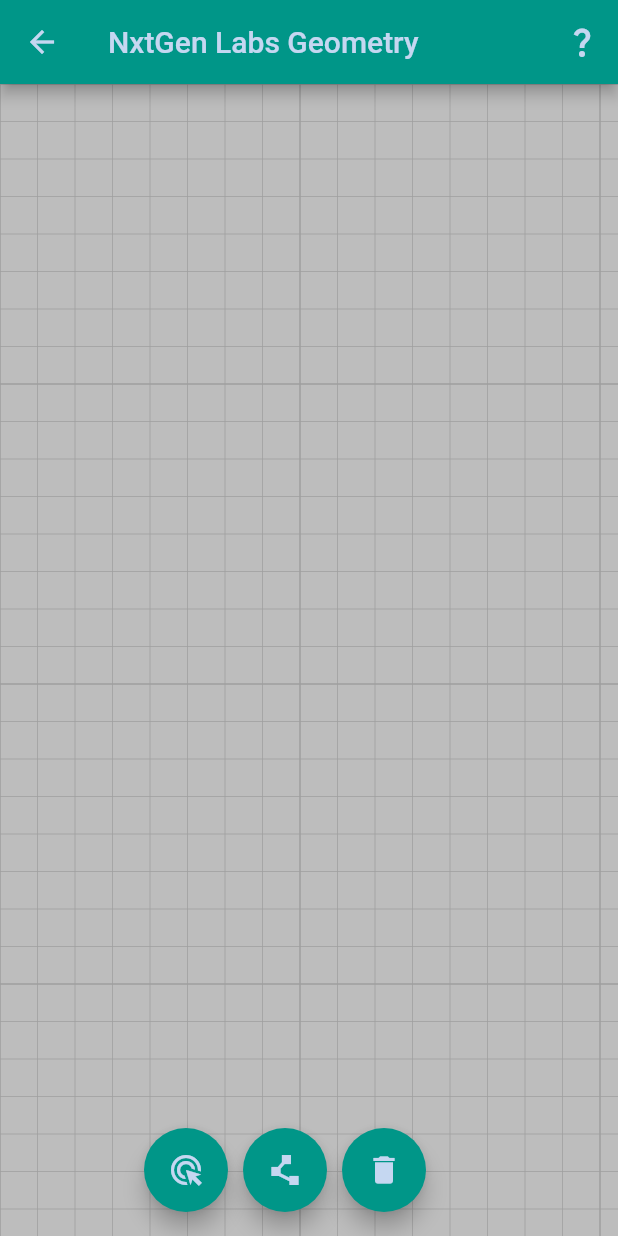
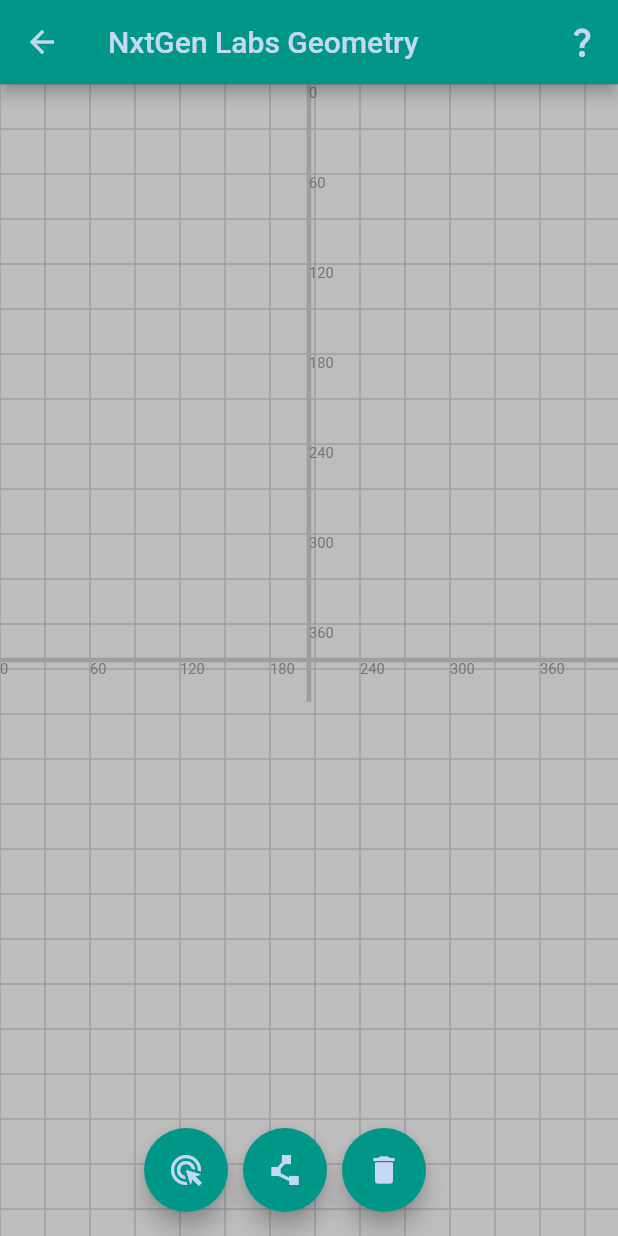
Before and after one commit to donald-88/math_geo, a Flutter app: the Transformations screen opened by its route, after a tap on the "question mark" icon, on a phone screen of 412 x 824 dp. Run offline on Flutter 3.47's test engine with Material 2 defaults, Android fonts, the phone set to English and light mode, and no system bars.

Commit message:
need to fix grid

```diff
--- a/lib/canvas/painter.dart
+++ b/lib/canvas/painter.dart
@@ -1,24 +1,20 @@
-
 import 'package:flutter/material.dart';
 import 'dart:ui';
 
 class LinePainter extends ChangeNotifier implements CustomPainter {
-
   var strokes = <List<Offset>>[];
   var points = <Offset>[];
   bool hitTest(Offset position) => true;
 
-void startStroke(Offset position){
+  void startStroke(Offset position) {
     print("start stroke");
     strokes.add([position]);
     points.add(position);
     notifyListeners();
   }
 
-
   @override
-void paint(Canvas canvas, Size size){
-
+  void paint(Canvas canvas, Size size) {
     Paint strokePaint = Paint();
     strokePaint.color = Colors.teal;
     strokePaint.style = PaintingStyle.stroke;
@@ -29,20 +25,18 @@ void paint(Canvas canvas, Size size){
     pointPaint.color = Colors.teal;
     pointPaint.strokeCap = StrokeCap.round;
 
-
-
-  for (var stroke in strokes){
-    canvas.drawPoints(PointMode.points,stroke, pointPaint);
+    for (var stroke in strokes) {
+      canvas.drawPoints(PointMode.points, stroke, pointPaint);
       Path strokePath = Path();
       strokePath.addPolygon(points, true);
       canvas.drawPath(strokePath, strokePaint);
+      print('my points: ${points}');
     }
   }
 
-bool shouldRepaint(covariant CustomPainter oldDelegate){
+  bool shouldRepaint(covariant CustomPainter oldDelegate) {
     return true;
   }
-
 
   @override
   bool shouldRebuildSemantics(covariant CustomPainter oldDelegate) => false;
@@ -50,6 +44,4 @@ bool shouldRebuildSemantics(covariant CustomPainter oldDelegate) => false;
   @override
   // TODO: implement semanticsBuilder
   SemanticsBuilderCallback? get semanticsBuilder => null;
-
-
 }
--- a/lib/pages/topics/transformations/levels.dart
+++ b/lib/pages/topics/transformations/levels.dart
@@ -2,10 +2,6 @@ import 'package:flutter/material.dart';
 import '../../../widgets/option.dart';
 
 class TransFormationsLevels extends StatelessWidget {
-
-  List<String> levels = [
-    '1','2','3'
-  ];
   @override
   Widget build(BuildContext context) {
     return Container(
@@ -13,20 +9,31 @@ class TransFormationsLevels extends StatelessWidget {
       child: Column(
         mainAxisAlignment: MainAxisAlignment.spaceEvenly,
         children: [
-          Option(text: 'Level 1', route: () => Navigator.pushNamed(context, './pages/topics/transformations/main'), width: 200),
-          Option(text: 'Level 2', route: (){}, width: 200),
-          Option(text: 'Level 3', route: (){}, width: 200),
-          Option(text: 'Level 3', route: (){}, width: 200),
+          Option(
+              text: 'Level 1',
+              route: () => Navigator.pushNamed(
+                  context, './pages/topics/transformations/main'),
+              width: 200),
+          Option(text: 'Level 2', route: () {}, width: 200),
+          Option(text: 'Level 3', route: () {}, width: 200),
+          Option(text: 'Level 3', route: () {}, width: 200),
         ],
       ),
     );
-
   }
 }
 
-class Levels{
+class Levels {
   String level;
   String question;
+  String rating;
+  List<Offset> coordinatesTos;
+  List<Offset> coordinatesToAns;
 
-  Levels({required this.level, required this.question});
+  Levels(
+      {required this.level,
+      required this.question,
+      required this.rating,
+      required this.coordinatesTos,
+      required this.coordinatesToAns});
 }
--- a/lib/pages/topics/transformations/main.dart
+++ b/lib/pages/topics/transformations/main.dart
@@ -1,6 +1,5 @@
 import 'package:flutter/material.dart';
 import 'package:math_geometry/widgets/toolbar.dart';
-
 import '../../../canvas/painter.dart';
 import '../../../widgets/grid.dart';
 
@@ -11,20 +10,24 @@ class Transformations extends StatefulWidget {
   State<Transformations> createState() => _TransformationsState();
 }
 
-
 class _TransformationsState extends State<Transformations> {
   late GestureDetector touch;
   late CustomPaint canvas;
   late LinePainter linePainter;
 
-  void onPanStart(DragStartDetails details){
+  bool _dragging = false;
+  // bool _touchingPoint(Offset x, Offset y) {
+//   DragStartDetails details;
+//  return x >= details.localPosition && x <= details.localPosition;
+// }
+
+  void onPanStart(DragStartDetails details) {
     print(details.localPosition);
     linePainter.startStroke(details.localPosition);
   }
 
-
   @override
-  void initState(){
+  void initState() {
     super.initState();
     linePainter = LinePainter();
   }
@@ -34,10 +37,10 @@ class _TransformationsState extends State<Transformations> {
     return Scaffold(
       appBar: AppBar(
         backgroundColor: Theme.of(context).primaryColor,
-        foregroundColor: Color.fromARGB(224, 224, 224, 255),
-        title: Text('NxtGen Labs Geometry'),
+        foregroundColor: const Color.fromARGB(224, 224, 224, 255),
+        title: const Text('NxtGen Labs Geometry'),
         actions: [
-          IconButton(onPressed: (){}, icon: Icon(Icons.question_mark))
+          IconButton(onPressed: () {}, icon: const Icon(Icons.question_mark))
         ],
       ),
       floatingActionButton: const ToolBar(),
@@ -45,18 +48,15 @@ class _TransformationsState extends State<Transformations> {
         onPanStart: onPanStart,
         child: RepaintBoundary(
           child: Container(
-            color: Colors.grey[400],
-            height: MediaQuery.of(context).size.height,
-            width: MediaQuery.of(context).size.width,
-            child: CustomPaint(
-                  painter: linePainter,
-                  child: const MyGrid(),
-                )
-          ),
+              color: Colors.grey[400],
+              height: double.infinity,
+              width: double.infinity,
+              child: CustomPaint(
+                foregroundPainter: linePainter,
+                child: const MyGrid(),
+              )),
         ),
       ),
     );
   }
-
-
 }
--- a/lib/widgets/grid.dart
+++ b/lib/widgets/grid.dart
@@ -10,15 +10,85 @@ class MyGrid extends StatefulWidget {
 class _MyGridState extends State<MyGrid> {
   @override
   Widget build(BuildContext context) {
-    return const SizedBox(
-      height: double.infinity,
-      width: double.infinity,
-      child: GridPaper(
-        divisions: 1,
-        interval: 200,
-        subdivisions: 8,
-        color: Colors.grey,
-      ),
-    );
+    return SizedBox(
+        height: double.infinity,
+        width: double.infinity,
+        child: CustomPaint(painter: MyGridPainter()));
   }
 }
+
+class MyGridPainter extends CustomPainter {
+  @override
+  void paint(Canvas canvas, Size size) {
+    Offset center = Offset(size.width * 0.5, size.height * 0.5);
+
+    Paint gridPaint = Paint()
+      ..style = PaintingStyle.stroke
+      ..strokeWidth = 1
+      ..color = Colors.grey;
+
+    Paint centralCordPaint = Paint()
+      ..style = PaintingStyle.stroke
+      ..strokeWidth = 3
+      ..color = Colors.grey;
+
+    Path gridLines = Path();
+    Path centralCoord = Path();
+
+//////////////////////y-coordinates/////////////////
+    centralCoord.moveTo(center.dx, 0.0);
+    centralCoord.lineTo(center.dx, size.width);
+    centralCoord.moveTo(0.0, center.dy);
+    centralCoord.lineTo(size.width, center.dy);
+
+    for (int y = 0; y <= size.height * 2; ++y) {
+      if (y % 30 == 0) {
+        gridLines.moveTo(y.toDouble(), 0.0);
+        gridLines.lineTo(y.toDouble(), size.height);
+      }
+    }
+
+    for (int x = 0; x <= size.width * 2; ++x) {
+      if (x % 30 == 0) {
+        gridLines.moveTo(0.0, x.toDouble());
+        gridLines.lineTo(size.width, x.toDouble());
+      }
+    }
+
+    canvas.drawPath(gridLines, gridPaint);
+    canvas.drawPath(centralCoord, centralCordPaint);
+
+    for (int xcoord = 0; xcoord <= size.height * 2; ++xcoord) {
+      if (xcoord % 60 == 0) {
+        String text = xcoord.toString();
+        TextSpan span =
+            TextSpan(style: TextStyle(color: Colors.grey[600]), text: text);
+        TextPainter tp = TextPainter(
+            text: span,
+            textAlign: TextAlign.left,
+            textDirection: TextDirection.ltr,
+            textScaleFactor: 1.0 * 0.7);
+        tp.layout();
+        tp.paint(canvas, Offset(xcoord.toDouble(), center.dy));
+      }
+    }
+
+    for (int ycoord = 0; ycoord <= size.width; ++ycoord) {
+      if (ycoord % 60 == 0) {
+        String text = ycoord.toString();
+        TextSpan span =
+            TextSpan(style: TextStyle(color: Colors.grey[600]), text: text);
+        TextPainter tp = TextPainter(
+            text: span,
+            textAlign: TextAlign.left,
+            textDirection: TextDirection.ltr,
+            textScaleFactor: 1.0 * 0.7);
+        tp.layout();
+        tp.paint(canvas, Offset(center.dx, ycoord.toDouble()));
+      }
+    }
+  }
+
+  @override
+  bool shouldRepaint(CustomPainter oldDelegate) => true;
+}
```
Lines whose indentation alone changed are shown as unchanged.
